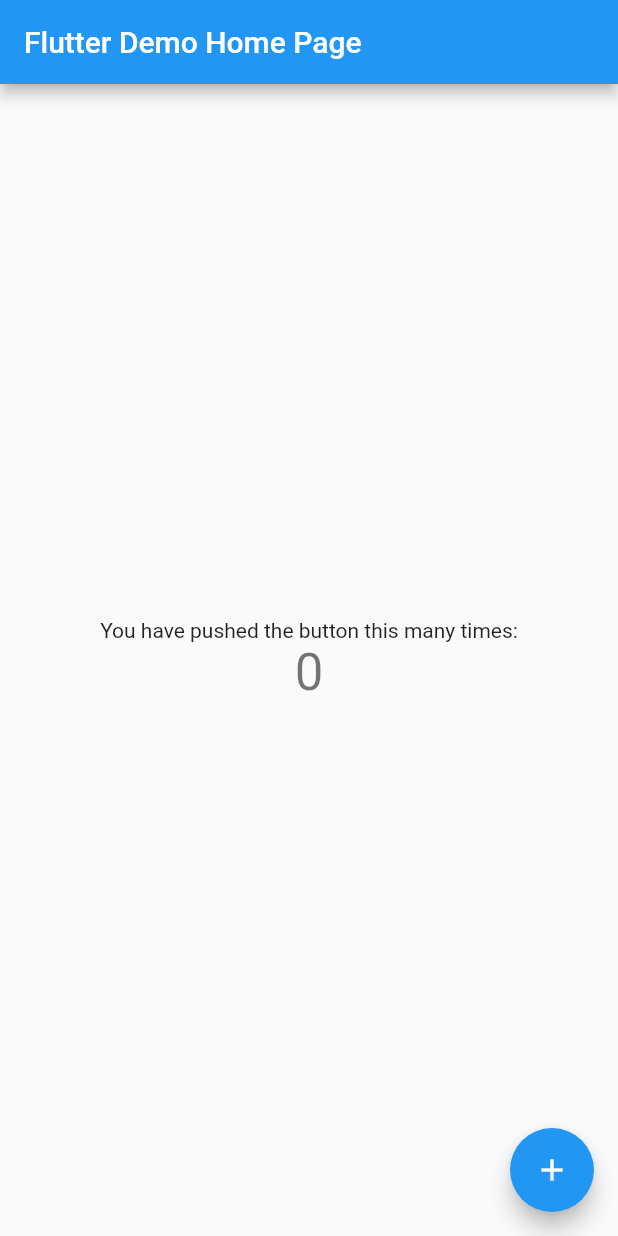
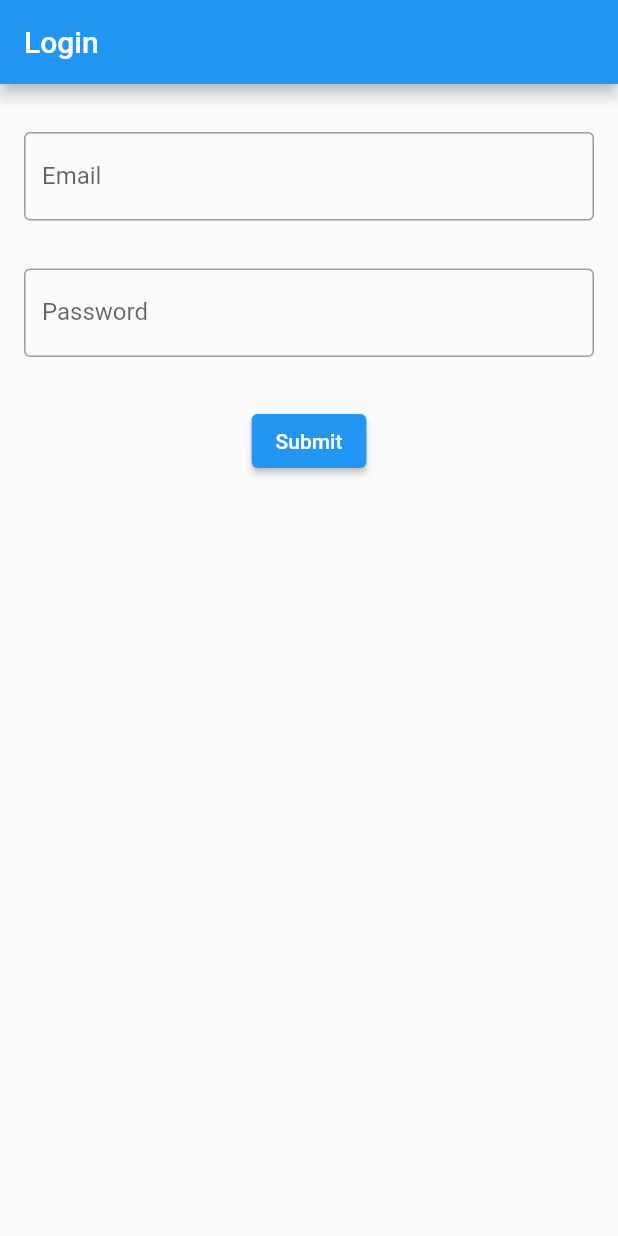
Before and after one commit to mrgThang/Balance-Life, a Flutter app: the screen it shows after launch, on a phone screen of 412 x 824 dp. Run offline on Flutter 3.47's test engine with Material 2 defaults, Android fonts, the phone set to English and light mode, and no system bars; our stand-ins replace iconly.

Commit message:
add login page + bottom navigator bar + iconly

```diff
--- a/lib/main.dart
+++ b/lib/main.dart
@@ -1,4 +1,5 @@
 import 'package:flutter/material.dart';
+import 'package:app/screens/login_page.dart';
 
 void main() {
   runApp(const MyApp());
@@ -7,109 +8,14 @@ void main() {
 class MyApp extends StatelessWidget {
   const MyApp({super.key});
 
-  // This widget is the root of your application.
   @override
   Widget build(BuildContext context) {
     return MaterialApp(
       title: 'Flutter Demo',
       theme: ThemeData(
-        // This is the theme of your application.
-        //
-        // Try running your application with "flutter run". You'll see the
-        // application has a blue toolbar. Then, without quitting the app, try
-        // changing the primarySwatch below to Colors.green and then invoke
-        // "hot reload" (press "r" in the console where you ran "flutter run",
-        // or simply save your changes to "hot reload" in a Flutter IDE).
-        // Notice that the counter didn't reset back to zero; the application
-        // is not restarted.
         primarySwatch: Colors.blue,
       ),
-      home: const MyHomePage(title: 'Flutter Demo Home Page'),
+      home: const LoginPage(title: 'Login'),
     );
   }
 }
-
-class MyHomePage extends StatefulWidget {
-  const MyHomePage({super.key, required this.title});
-
-  // This widget is the home page of your application. It is stateful, meaning
-  // that it has a State object (defined below) that contains fields that affect
-  // how it looks.
-
-  // This class is the configuration for the state. It holds the values (in this
-  // case the title) provided by the parent (in this case the App widget) and
-  // used by the build method of the State. Fields in a Widget subclass are
-  // always marked "final".
-
-  final String title;
-
-  @override
-  State<MyHomePage> createState() => _MyHomePageState();
-}
-
-class _MyHomePageState extends State<MyHomePage> {
-  int _counter = 0;
-
-  void _incrementCounter() {
-    setState(() {
-      // This call to setState tells the Flutter framework that something has
-      // changed in this State, which causes it to rerun the build method below
-      // so that the display can reflect the updated values. If we changed
-      // _counter without calling setState(), then the build method would not be
-      // called again, and so nothing would appear to happen.
-      _counter++;
-    });
-  }
-
-  @override
-  Widget build(BuildContext context) {
-    // This method is rerun every time setState is called, for instance as done
-    // by the _incrementCounter method above.
-    //
-    // The Flutter framework has been optimized to make rerunning build methods
-    // fast, so that you can just rebuild anything that needs updating rather
-    // than having to individually change instances of widgets.
-    return Scaffold(
-      appBar: AppBar(
-        // Here we take the value from the MyHomePage object that was created by
-        // the App.build method, and use it to set our appbar title.
-        title: Text(widget.title),
-      ),
-      body: Center(
-        // Center is a layout widget. It takes a single child and positions it
-        // in the middle of the parent.
-        child: Column(
-          // Column is also a layout widget. It takes a list of children and
-          // arranges them vertically. By default, it sizes itself to fit its
-          // children horizontally, and tries to be as tall as its parent.
-          //
-          // Invoke "debug painting" (press "p" in the console, choose the
-          // "Toggle Debug Paint" action from the Flutter Inspector in Android
-          // Studio, or the "Toggle Debug Paint" command in Visual Studio Code)
-          // to see the wireframe for each widget.
-          //
-          // Column has various properties to control how it sizes itself and
-          // how it positions its children. Here we use mainAxisAlignment to
-          // center the children vertically; the main axis here is the vertical
-          // axis because Columns are vertical (the cross axis would be
-          // horizontal).
-          mainAxisAlignment: MainAxisAlignment.center,
-          children: <Widget>[
-            const Text(
-              'You have pushed the button this many times:',
-            ),
-            Text(
-              '$_counter',
-              style: Theme.of(context).textTheme.headlineMedium,
-            ),
-          ],
-        ),
-      ),
-      floatingActionButton: FloatingActionButton(
-        onPressed: _incrementCounter,
-        tooltip: 'Increment',
-        child: const Icon(Icons.add),
-      ), // This trailing comma makes auto-formatting nicer for build methods.
-    );
-  }
-}
--- /dev/null
+++ b/lib/screens/login_page.dart
@@ -0,0 +1,90 @@
+import 'package:flutter/material.dart';
+
+import 'control_page.dart';
+
+class LoginPage extends StatefulWidget {
+  const LoginPage({super.key, required this.title});
+
+  final String title;
+
+  @override
+  State<LoginPage> createState() => _LoginPage();
+}
+
+class _LoginPage extends State<LoginPage> {
+  final _formKey = GlobalKey<FormState>();
+  TextEditingController emailController = TextEditingController();
+  TextEditingController passwordController = TextEditingController();
+  @override
+  Widget build(BuildContext context) {
+    return Scaffold(
+      appBar: AppBar(
+        title: Text(widget.title),
+      ),
+      body: Form(
+        key: _formKey,
+        child: Padding(
+          padding: const EdgeInsets.symmetric(horizontal: 8, vertical: 16),
+          child: Column(
+            crossAxisAlignment: CrossAxisAlignment.center,
+            children: [
+              Padding(
+                padding:
+                const EdgeInsets.symmetric(horizontal: 8, vertical: 16),
+                child: TextFormField(
+                  controller: emailController,
+                  decoration: const InputDecoration(
+                      border: OutlineInputBorder(), labelText: "Email"),
+                  validator: (value) {
+                    if (value == null || value.isEmpty) {
+                      return 'Please enter your email';
+                    }
+                    return null;
+                  },
+                ),
+              ),
+              Padding(
+                padding:
+                const EdgeInsets.symmetric(horizontal: 8, vertical: 16),
+                child: TextFormField(
+                  controller: passwordController,
+                  obscureText: true,
+                  decoration: const InputDecoration(
+                      border: OutlineInputBorder(), labelText: "Password"),
+                  validator: (value) {
+                    if (value == null || value.isEmpty) {
+                      return 'Please enter your password';
+                    }
+                    return null;
+                  },
+                ),
+              ),
+              Padding(
+                padding:
+                const EdgeInsets.symmetric(horizontal: 8, vertical: 16.0),
+                child: Center(
+                  child: ElevatedButton(
+                    onPressed: () {
+                      if (_formKey.currentState!.validate()) {
+                        Navigator.push(
+                          context,
+                          MaterialPageRoute(
+                              builder: (context) => const ControlPage()),
+                        );
+                      } else {
+                        ScaffoldMessenger.of(context).showSnackBar(
+                          const SnackBar(content: Text('Please fill input')),
+                        );
+                      }
+                    },
+                    child: const Text('Submit'),
+                  ),
+                ),
+              ),
+            ],
+          ),
+        ),
+      ),
+    );
+  }
+}
--- a/pubspec.yaml
+++ b/pubspec.yaml
@@ -35,8 +35,10 @@ dependencies:
   # The following adds the Cupertino Icons font to your application.
   # Use with the CupertinoIcons class for iOS style icons.
   cupertino_icons: ^1.0.2
+  iconly: ^1.0.1
 
 dev_dependencies:
+  iconly: ^1.0.1
   flutter_test:
     sdk: flutter
 
```
Also changed, not shown: lib/screens/camera_page.dart (added, +20 -0 lines), lib/screens/chat_page.dart (added, +20 -0 lines), lib/screens/control_page.dart (added, +97 -0 lines), lib/screens/home_page.dart (added, +20 -0 lines), lib/screens/plan_page.dart (added, +20 -0 lines), lib/screens/profile_page.dart (added, +20 -0 lines), lib/screens/home_screen.dart (deleted), pubspec.lock.
